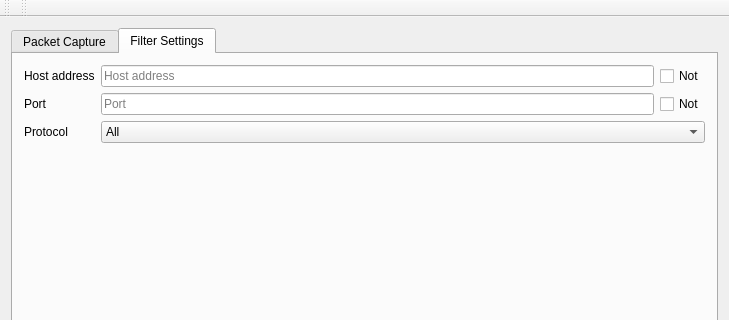
Above: mainwindow.ui from AONunan/FinalYearProject before the change; both pictures show x 0 to 729 and y 0 to 320 of the 729 by 590 pixel window. Below: the same form after it.
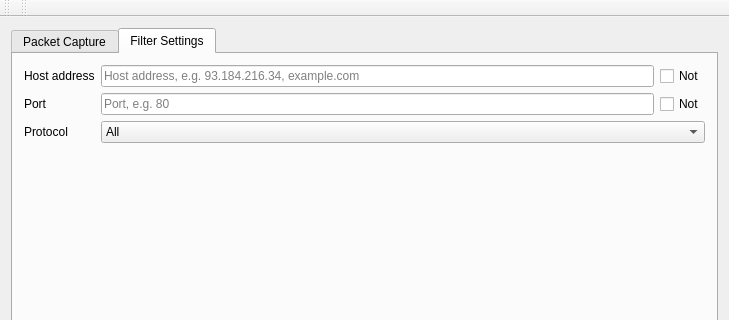
That is the form after the change. The open tabs and pages were chosen to show the change.

Commit message: Added DNS lookups for filter settings

```diff
--- a/mainwindow.ui
+++ b/mainwindow.ui
@@ -225,7 +225,7 @@
            <string/>
           </property>
           <property name="placeholderText">
-           <string>Host address</string>
+           <string>Host address, e.g. 93.184.216.34, example.com</string>
           </property>
          </widget>
         </item>
@@ -249,7 +249,7 @@
            <string/>
           </property>
           <property name="placeholderText">
-           <string>Port</string>
+           <string>Port, e.g. 80</string>
           </property>
          </widget>
         </item>
```
The commit also changes 2 other files.
